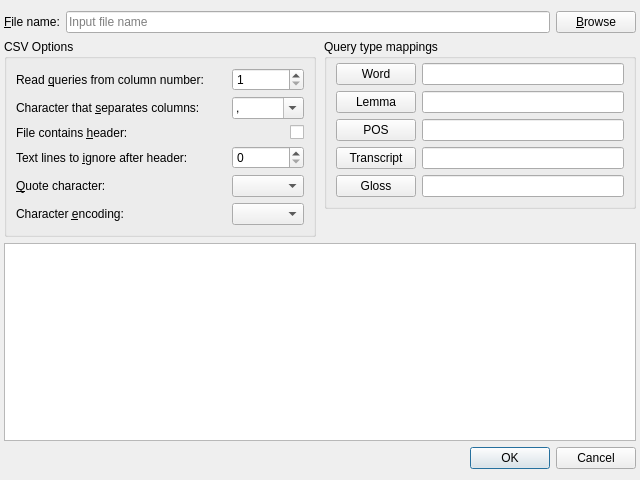
First picture: the form in coquery/gui/ui/namedTableOptions.ui, repository gkunter/coquery, before the edit.
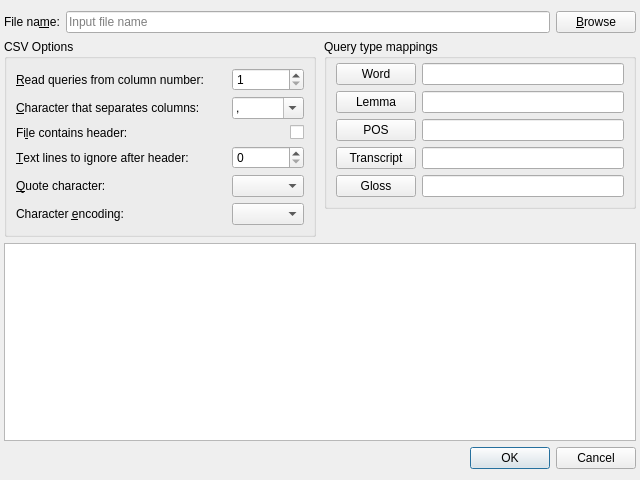
Second picture: the form after the edit.

The edit to the form file:
```diff
--- a/coquery/gui/ui/namedTableOptions.ui
+++ b/coquery/gui/ui/namedTableOptions.ui
@@ -16,7 +16,7 @@
   <property name="locale">
    <locale language="English" country="UnitedStates"/>
   </property>
-  <layout class="QVBoxLayout" name="verticalLayout_2">
+  <layout class="QVBoxLayout" name="verticalLayout_2" stretch="0,0,1,0">
    <property name="leftMargin">
     <number>4</number>
    </property>
@@ -28,7 +28,7 @@
      <item>
       <widget class="QLabel" name="label_4">
        <property name="text">
-        <string>&amp;File name:</string>
+        <string>File na&amp;me:</string>
        </property>
        <property name="buddy">
         <cstring>edit_file_name</cstring>
@@ -99,7 +99,7 @@
             <item row="1" column="0">
              <widget class="QLabel" name="label_query_column">
               <property name="text">
-               <string>Read &amp;queries from column number:</string>
+               <string>&amp;Read queries from column number:</string>
               </property>
               <property name="buddy">
                <cstring>query_column</cstring>
@@ -119,7 +119,7 @@
             <item row="4" column="0">
              <widget class="QLabel" name="label_6">
               <property name="text">
-               <string>Text lines to &amp;ignore after header:</string>
+               <string>&amp;Text lines to ignore after header:</string>
               </property>
               <property name="buddy">
                <cstring>ignore_lines</cstring>
@@ -191,7 +191,7 @@
             <item row="3" column="0">
              <widget class="QLabel" name="label">
               <property name="text">
-               <string>File contains &amp;header:</string>
+               <string>Fi&amp;le contains header:</string>
               </property>
               <property name="buddy">
                <cstring>file_has_headers</cstring>
@@ -207,7 +207,7 @@
                </sizepolicy>
               </property>
               <property name="text">
-               <string>Character that &amp;separates columns:</string>
+               <string>&amp;Character that separates columns:</string>
               </property>
               <property name="buddy">
                <cstring>separate_char</cstring>
```
